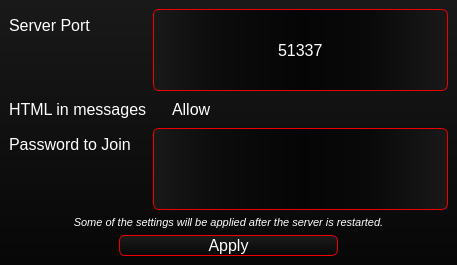
Old version of the form src/View/SettingsWindow/settingswindow.ui in the repository Flone-dnb/SilentServer.
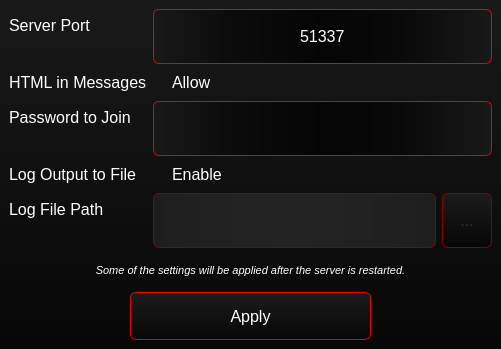
New version of the form.

```diff
--- a/src/View/SettingsWindow/settingswindow.ui
+++ b/src/View/SettingsWindow/settingswindow.ui
@@ -6,8 +6,8 @@
    <rect>
     <x>0</x>
     <y>0</y>
-    <width>457</width>
-    <height>265</height>
+    <width>501</width>
+    <height>349</height>
    </rect>
   </property>
   <property name="windowTitle">
@@ -18,7 +18,7 @@
 color: white;</string>
   </property>
   <widget class="QWidget" name="centralwidget">
-   <layout class="QVBoxLayout" name="verticalLayout" stretch="80,0,20">
+   <layout class="QVBoxLayout" name="verticalLayout" stretch="75,10,15">
     <item>
      <layout class="QFormLayout" name="formLayout_3">
       <item row="0" column="0">
@@ -84,7 +84,7 @@
          <string notr="true">background-color: rgba(255, 255, 255, 0);</string>
         </property>
         <property name="text">
-         <string>HTML in messages</string>
+         <string>HTML in Messages</string>
         </property>
        </widget>
       </item>
@@ -156,6 +156,145 @@
         </property>
        </widget>
       </item>
+      <item row="3" column="0">
+       <widget class="QLabel" name="label_5">
+        <property name="font">
+         <font>
+          <family>Segoe UI</family>
+          <pointsize>12</pointsize>
+         </font>
+        </property>
+        <property name="styleSheet">
+         <string notr="true">background-color: rgba(255, 255, 255, 0);</string>
+        </property>
+        <property name="text">
+         <string>Log Output to File</string>
+        </property>
+       </widget>
+      </item>
+      <item row="3" column="1">
+       <widget class="QCheckBox" name="checkBox_log">
+        <property name="font">
+         <font>
+          <family>Segoe UI</family>
+          <pointsize>12</pointsize>
+         </font>
+        </property>
+        <property name="styleSheet">
+         <string notr="true">QCheckBox
+{
+	background: transparent;
+	color: white;
+}</string>
+        </property>
+        <property name="text">
+         <string>Enable</string>
+        </property>
+       </widget>
+      </item>
+      <item row="4" column="0">
+       <widget class="QLabel" name="label_6">
+        <property name="font">
+         <font>
+          <family>Segoe UI</family>
+          <pointsize>12</pointsize>
+         </font>
+        </property>
+        <property name="styleSheet">
+         <string notr="true">background-color: rgba(255, 255, 255, 0);</string>
+        </property>
+        <property name="text">
+         <string>Log File Path</string>
+        </property>
+       </widget>
+      </item>
+      <item row="4" column="1">
+       <layout class="QHBoxLayout" name="horizontalLayout" stretch="85,15">
+        <item>
+         <widget class="QLineEdit" name="lineEdit_log_file_path">
+          <property name="enabled">
+           <bool>false</bool>
+          </property>
+          <property name="sizePolicy">
+           <sizepolicy hsizetype="Expanding" vsizetype="Expanding">
+            <horstretch>0</horstretch>
+            <verstretch>0</verstretch>
+           </sizepolicy>
+          </property>
+          <property name="font">
+           <font>
+            <family>Segoe UI</family>
+            <pointsize>10</pointsize>
+           </font>
+          </property>
+          <property name="styleSheet">
+           <string notr="true">QLineEdit
+{
+	background-color: qlineargradient(spread:pad, x1:0, y1:0.5, x2:1, y2:0.5, stop:0 rgba(20, 20, 20, 255), stop:0.211618 rgba(23, 23, 23, 255), stop:0.5 rgba(25, 25, 25, 255), stop:0.73029 rgba(23, 23, 23, 255), stop:1 rgba(20, 20, 20, 255));
+	selection-background-color: rgb(140, 0, 0);
+	color: white;
+	border: 1px solid rgb(240, 0, 0);
+	border-radius: 6px;
+}
+
+QLineEdit::disabled
+{
+	background-color: qlineargradient(spread:pad, x1:0, y1:0.5, x2:1, y2:0.5, stop:0 rgba(30, 30, 30, 255), stop:0.211618 rgba(33, 33, 33, 255), stop:0.5 rgba(35, 35, 35, 255), stop:0.73029 rgba(33, 33, 33, 255), stop:1 rgba(30, 30, 30, 255));
+	color: gray;
+	border: 1px solid rgb(140, 0, 0);
+}</string>
+          </property>
+          <property name="readOnly">
+           <bool>true</bool>
+          </property>
+         </widget>
+        </item>
+        <item>
+         <widget class="QPushButton" name="pushButton_log_file_select_path">
+          <property name="enabled">
+           <bool>false</bool>
+          </property>
+          <property name="sizePolicy">
+           <sizepolicy hsizetype="Minimum" vsizetype="Expanding">
+            <horstretch>0</horstretch>
+            <verstretch>0</verstretch>
+           </sizepolicy>
+          </property>
+          <property name="font">
+           <font>
+            <family>Segoe UI</family>
+            <pointsize>12</pointsize>
+           </font>
+          </property>
+          <property name="styleSheet">
+           <string notr="true">QPushButton
+{
+	background-color: qlineargradient(spread:pad, x1:0.5, y1:1, x2:0.5, y2:0, stop:0 rgba(7, 7, 7, 255), stop:1 rgba(28, 28, 28, 255));
+	border: 1px solid rgb(240, 0, 0);
+	border-radius: 6px;
+	color: white;
+}
+
+QPushButton:disabled
+{
+	background-color: qlineargradient(spread:pad, x1:0.5, y1:1, x2:0.5, y2:0, stop:0 rgba(4, 4, 4, 200), stop:1 rgba(29, 29, 29, 230));
+	border: 1px solid darkred;
+	color: rgb(50, 50, 50);
+}
+
+QPushButton:hover
+{
+	background-color: qlineargradient(spread:pad, x1:0.5, y1:1, x2:0.5, y2:0, stop:0 rgba(37, 37, 37, 255), stop:1 rgba(58, 58, 58, 255));
+	border: 1px solid white;
+}</string>
+          </property>
+          <property name="text">
+           <string>...</string>
+          </property>
+         </widget>
+        </item>
+       </layout>
+      </item>
      </layout>
     </item>
     <item>
@@ -199,7 +338,7 @@
       <item>
        <widget class="QPushButton" name="pushButton">
         <property name="sizePolicy">
-         <sizepolicy hsizetype="Minimum" vsizetype="Fixed">
+         <sizepolicy hsizetype="Minimum" vsizetype="Expanding">
           <horstretch>0</horstretch>
           <verstretch>0</verstretch>
          </sizepolicy>
```
Left out of the diff: 2 changed lines with no effect on the pictures.
